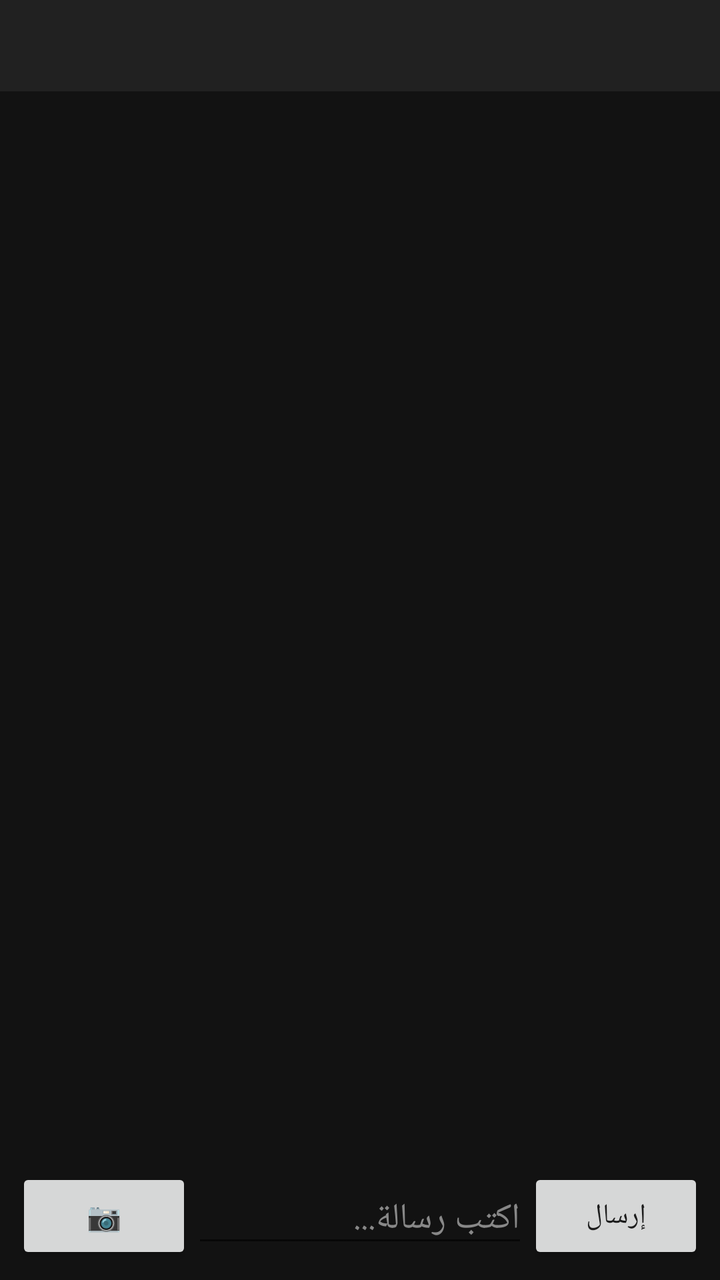
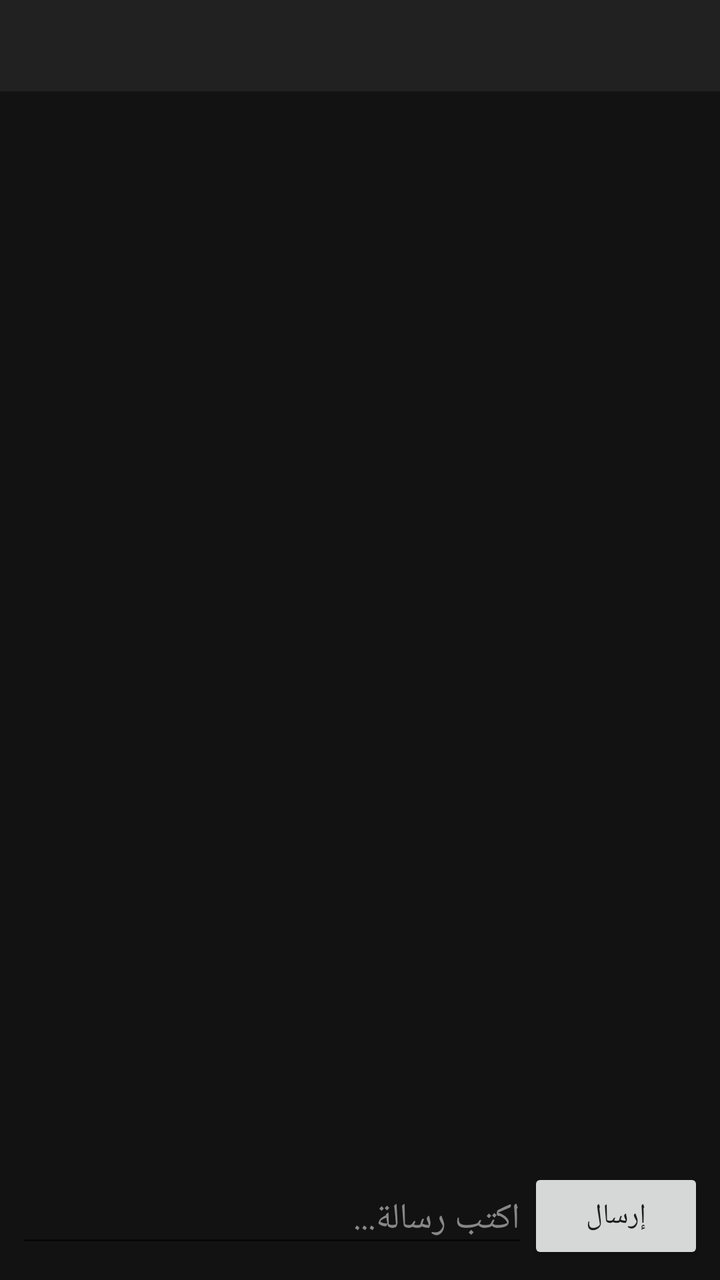

Compare the two renders of this Android layout. The source of the first and the diff that turns it into the second are given below.
<!-- AndroidManifest.xml: application theme Theme.FamilyMap -->
<!-- res/layout/activity_chat.xml -->
<?xml version="1.0" encoding="utf-8"?>
<LinearLayout xmlns:android="http://schemas.android.com/apk/res/android"
    android:layout_width="match_parent"
    android:layout_height="match_parent"
    android:orientation="vertical"
    android:background="@color/bg_dark">

    <LinearLayout
        android:layout_width="match_parent"
        android:layout_height="wrap_content"
        android:orientation="horizontal"
        android:padding="12dp"
        android:gravity="center_vertical"
        android:background="#212121">

        <TextView
            android:id="@+id/chatTitle"
            android:layout_width="0dp"
            android:layout_height="wrap_content"
            android:layout_weight="1"
            android:textColor="#FFFFFF"
            android:textSize="16sp"
            android:textStyle="bold" />

        <Button
            android:id="@+id/btnClearAll"
            android:layout_width="wrap_content"
            android:layout_height="wrap_content"
            android:text="🗑 مسح الكل"
            android:visibility="gone" />

    </LinearLayout>

    <androidx.recyclerview.widget.RecyclerView
        android:id="@+id/chatRecyclerView"
        android:layout_width="match_parent"
        android:layout_height="0dp"
        android:layout_weight="1"
        android:padding="8dp" />

    <LinearLayout
        android:layout_width="match_parent"
        android:layout_height="wrap_content"
        android:orientation="horizontal"
        android:padding="8dp"
        android:gravity="center_vertical">

        <Button
            android:id="@+id/btnAttach"
            android:layout_width="wrap_content"
            android:layout_height="wrap_content"
            android:text="📷" />

        <EditText
            android:id="@+id/messageInput"
            android:layout_width="0dp"
            android:layout_height="wrap_content"
            android:layout_weight="1"
            android:hint="اكتب رسالة..."
            android:textColorHint="#888888"
            android:textColor="#FFFFFF" />

        <Button
            android:id="@+id/btnSend"
            android:layout_width="wrap_content"
            android:layout_height="wrap_content"
            android:text="إرسال" />

    </LinearLayout>

</LinearLayout>
<!-- resources referenced by this layout -->
<resources>
  <color name="bg_dark">#121212</color>
  <style name="Theme.FamilyMap" parent="Theme.MaterialComponents.DayNight.NoActionBar" />
</resources>

<!-- the commit's change to res/layout/activity_chat.xml (unified diff, before → after) -->
@@ -49,7 +49,8 @@
             android:id="@+id/btnAttach"
             android:layout_width="wrap_content"
             android:layout_height="wrap_content"
-            android:text="📷" />
+            android:text="📷"
+            android:visibility="gone" />
 
         <EditText
             android:id="@+id/messageInput"
